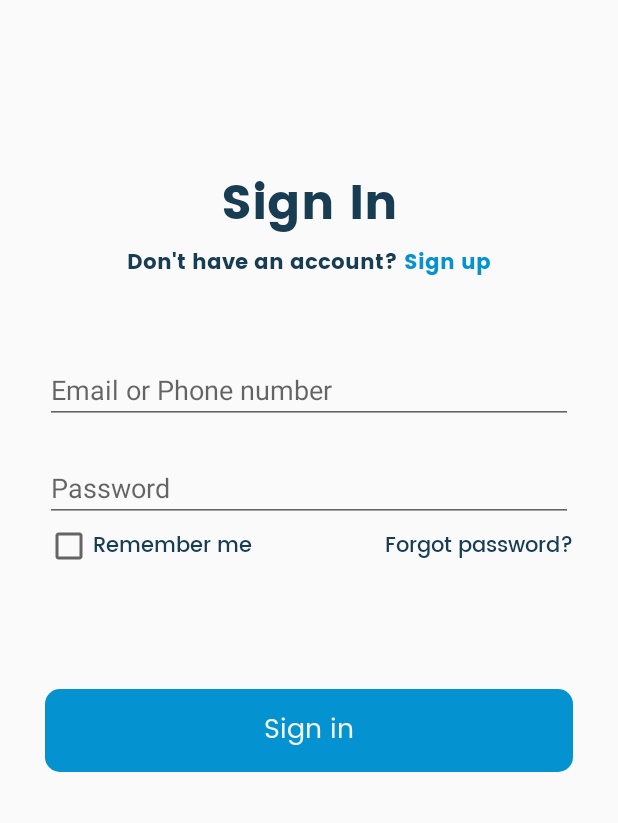
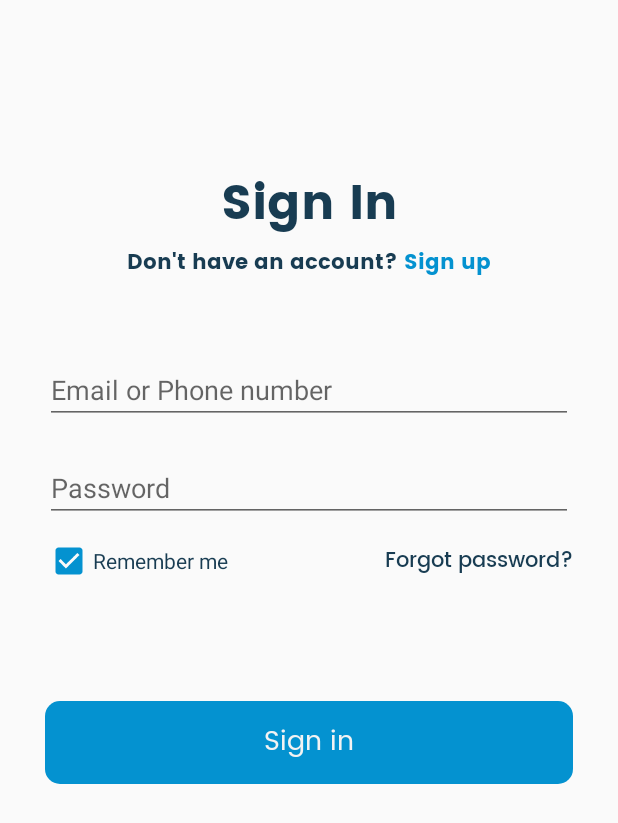
Before and after one commit to darothub/AndroidTemplate, an Android app: the SigninFragment screen opened through its navigation route, on a phone screen of 412 x 824 dp. Shown: the top 823 px of the screen. Run offline under Robolectric (Android 15) with nearby library versions, the light colour scheme and no system bars; our stand-ins replace navigation-ui; libraries missing offline, so code that uses them is left out: com.skydoves.progressview; plain views replace AwesomeTextInputLayout.

Commit message:
change colorAccent to comply with checkbox

```diff
--- a/app/src/main/res/layout/fragment_home.xml
+++ b/app/src/main/res/layout/fragment_home.xml
@@ -46,7 +46,7 @@
             app:layout_constraintLeft_toLeftOf="parent"
             android:textStyle="bold"
             app:layout_constraintTop_toBottomOf="@id/logo"
-            android:textColor="@color/colorAccent"
+            android:textColor="@color/colorNeutral"
             />
 
 
@@ -56,7 +56,7 @@
             android:layout_height="wrap_content"
             android:letterSpacing="0.6"
             android:text="@string/foundation"
-            android:textColor="@color/colorAccent"
+            android:textColor="@color/colorNeutral"
             android:textSize="12sp"
             android:textStyle="bold"
             app:layout_constraintHorizontal_bias="0.0"
@@ -74,7 +74,7 @@
             app:layout_constraintRight_toRightOf="parent"
             android:textStyle="normal"
             android:lineHeight="50dp"
-            android:textColor="@color/colorAccent"
+            android:textColor="@color/colorNeutral"
             app:layout_constraintVertical_bias="0.3"
             app:layout_constraintTop_toBottomOf="@id/foundation"
             app:layout_constraintBottom_toTopOf="@id/progressView1"
--- a/app/src/main/res/layout/fragment_signin.xml
+++ b/app/src/main/res/layout/fragment_signin.xml
@@ -73,21 +73,15 @@
            android:layout_height="wrap_content"
            app:layout_constraintTop_toBottomOf="@id/passwordField"
            app:layout_constraintStart_toStartOf="parent"
+           android:layout_marginTop="10dp"
+           android:checked="true"
+           android:text="@string/remember_me"
+           android:textStyle="normal"
+           android:textSize="@dimen/medium_font_size"
+           android:textColor="@color/colorPrimaryDark"
 
            />
-       <TextView
-           android:id="@+id/remember_text"
-           android:layout_width="wrap_content"
-           android:layout_height="wrap_content"
-           app:layout_constraintTop_toTopOf="@id/checkbox"
-           app:layout_constraintBottom_toBottomOf="@id/checkbox"
-           app:layout_constraintTop_toBottomOf="@id/passwordField"
-           app:layout_constraintStart_toEndOf="@id/checkbox"
-           android:textSize="@dimen/medium_font_size"
-           android:textStyle="normal"
-           android:textColor="@color/colorPrimaryDark"
-           android:labelFor="@id/checkbox"
-           android:text="@string/remember_me" />
+
        <TextView
            android:id="@+id/forgot_password"
            android:layout_width="wrap_content"
@@ -95,13 +89,15 @@
            app:layout_constraintTop_toTopOf="@id/checkbox"
            app:layout_constraintBottom_toBottomOf="@id/checkbox"
            app:layout_constraintTop_toBottomOf="@id/passwordField"
-           app:layout_constraintStart_toEndOf="@id/remember_text"
+           app:layout_constraintStart_toEndOf="@id/checkbox"
            app:layout_constraintEnd_toEndOf="@id/passwordField"
            android:textSize="@dimen/medium_font_size"
            android:textStyle="normal"
            android:textColor="@color/colorPrimaryDark"
            android:labelFor="@id/checkbox"
            app:layout_constraintHorizontal_bias="1"
+           android:clickable="true"
+           android:focusable="true"
            android:text="@string/forgot_password" />
 
        <Button
--- a/app/src/main/res/values/colors.xml
+++ b/app/src/main/res/values/colors.xml
@@ -2,7 +2,8 @@
 <resources>
     <color name="colorPrimary">#0492D0</color>
     <color name="colorPrimaryDark">#183C52</color>
-    <color name="colorAccent">#FFFFFF</color>
-    <color name="progressBackground">#183C52</color>
+    <color name="colorAccent">#0492D0</color>
+    <color name="progressBackground">#193952</color>
     <color name="progressColor">#24D2FC</color>
+    <color name="colorNeutral">#FFFFFF</color>
 </resources>
--- a/app/src/main/res/values/styles.xml
+++ b/app/src/main/res/values/styles.xml
@@ -13,7 +13,7 @@
         <item name="windowActionBar">false</item>
         <item name="windowNoTitle">true</item>
         <item name="android:fitsSystemWindows">true</item>
-        <item name="android:statusBarColor">@color/colorAccent</item>
+        <item name="android:statusBarColor">@color/colorNeutral</item>
         <item name="android:textViewStyle">@style/PoppinsTextViewStyle</item>
         <item name="android:buttonStyle">@style/PoppinsButtonStyle</item>
         <item name="android:actionBarStyle">@style/MyActionBar</item>
@@ -28,7 +28,7 @@
         <item name="windowActionBar">false</item>
         <item name="windowNoTitle">true</item>
         <item name="android:fitsSystemWindows">true</item>
-        <item name="android:statusBarColor">@color/colorAccent</item>
+        <item name="android:statusBarColor">@color/colorNeutral</item>
         <item name="android:textViewStyle">@style/PoppinsTextViewStyle</item>
         <item name="android:buttonStyle">@style/PoppinsButtonStyle</item>
     </style>
```
